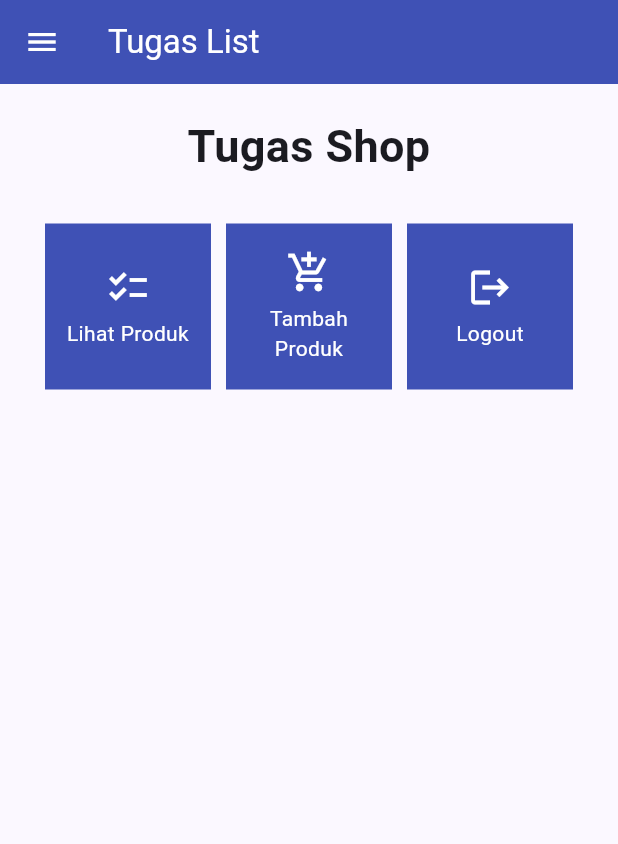
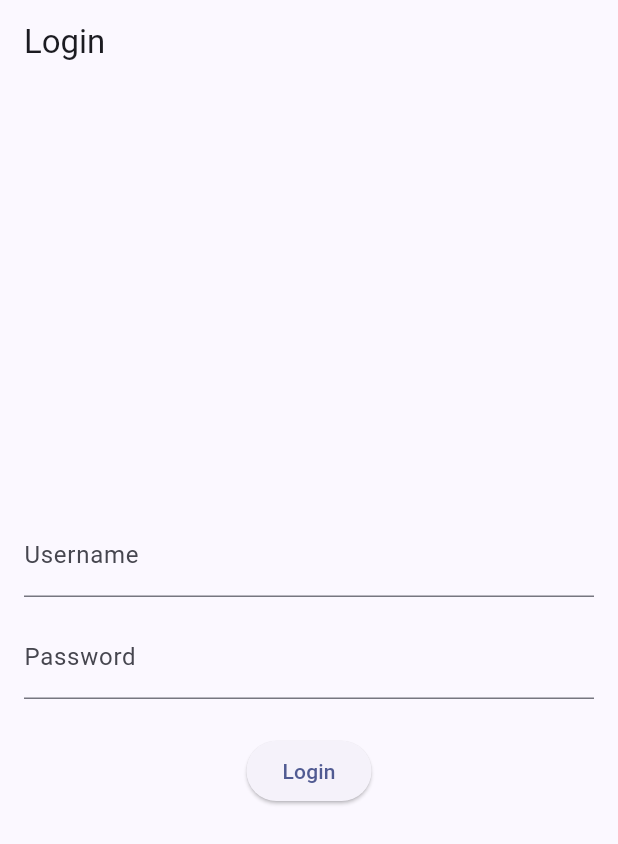
Before and after one commit to irsyadfadh/TugasList-mobile, a Flutter app: the screen it shows after launch, on a phone screen of 412 x 824 dp. Shown: the top 844 px of the screen. Run offline on Flutter 3.47's test engine with Material 2 defaults, Android fonts, the light colour scheme and no system bars; missing offline and left inert: pbp_django_auth.

Commit message:
tugas 9 selesai

```diff
--- a/lib/main.dart
+++ b/lib/main.dart
@@ -1,37 +1,29 @@
 import 'package:flutter/material.dart';
+import 'package:pbp_django_auth/pbp_django_auth.dart';
+import 'package:provider/provider.dart';
+import 'package:tugas_list/screens/login.dart';
 import 'package:tugas_list/screens/menu.dart';
 void main() {
   runApp(const MyApp());
 }
 
 class MyApp extends StatelessWidget {
-  const MyApp({super.key});
+    const MyApp({Key? key}) : super(key: key);
 
-  // This widget is the root of your application.
     @override
     Widget build(BuildContext context) {
-    return MaterialApp(
-      title: 'Flutter Demo',
+        return Provider(
+            create: (_) {
+                CookieRequest request = CookieRequest();
+                return request;
+            },
+            child: MaterialApp(
+                title: 'Flutter App',
                 theme: ThemeData(
-        // This is the theme of your application.
-        //
-        // TRY THIS: Try running your application with "flutter run". You'll see
-        // the application has a blue toolbar. Then, without quitting the app,
-        // try changing the seedColor in the colorScheme below to Colors.green
-        // and then invoke "hot reload" (save your changes or press the "hot
-        // reload" button in a Flutter-supported IDE, or press "r" if you used
-        // the command line to start the app).
-        //
-        // Notice that the counter didn't reset back to zero; the application
-        // state is not lost during the reload. To reset the state, use hot
-        // restart instead.
-        //
-        // This works for code too, not just values: Most code changes can be
-        // tested with just a hot reload.
                     colorScheme: ColorScheme.fromSeed(seedColor: Colors.indigo),
                     useMaterial3: true,
                 ),
-      home: MyHomePage(),
+                home: LoginPage()),
             );
     }
 }
--- /dev/null
+++ b/lib/screens/login.dart
@@ -0,0 +1,114 @@
+import 'package:tugas_list/screens/menu.dart';
+import 'package:flutter/material.dart';
+import 'package:pbp_django_auth/pbp_django_auth.dart';
+import 'package:provider/provider.dart';
+
+void main() {
+    runApp(const LoginApp());
+}
+
+class LoginApp extends StatelessWidget {
+const LoginApp({super.key});
+
+@override
+Widget build(BuildContext context) {
+    return MaterialApp(
+        title: 'Login',
+        theme: ThemeData(
+            primarySwatch: Colors.blue,
+    ),
+    home: const LoginPage(),
+    );
+    }
+}
+
+class LoginPage extends StatefulWidget {
+    const LoginPage({super.key});
+
+    @override
+    _LoginPageState createState() => _LoginPageState();
+}
+
+class _LoginPageState extends State<LoginPage> {
+    final TextEditingController _usernameController = TextEditingController();
+    final TextEditingController _passwordController = TextEditingController();
+
+    @override
+    Widget build(BuildContext context) {
+        final request = context.watch<CookieRequest>();
+        return Scaffold(
+            appBar: AppBar(
+                title: const Text('Login'),
+            ),
+            body: Container(
+                padding: const EdgeInsets.all(16.0),
+                child: Column(
+                    mainAxisAlignment: MainAxisAlignment.center,
+                    children: [
+                        TextField(
+                            controller: _usernameController,
+                            decoration: const InputDecoration(
+                                labelText: 'Username',
+                            ),
+                        ),
+                        const SizedBox(height: 12.0),
+                        TextField(
+                            controller: _passwordController,
+                            decoration: const InputDecoration(
+                                labelText: 'Password',
+                            ),
+                            obscureText: true,
+                        ),
+                        const SizedBox(height: 24.0),
+                        ElevatedButton(
+                            onPressed: () async {
+                                String username = _usernameController.text;
+                                String password = _passwordController.text;
+
+                                // Cek kredensial
+                                // TODO: Ganti URL dan jangan lupa tambahkan trailing slash (/) di akhir URL!
+                                // Untuk menyambungkan Android emulator dengan Django pada localhost,
+                                // gunakan URL http://10.0.2.2/
+                                final response = await request.login("http://<APP_URL_KAMU>/auth/login/", {
+                                'username': username,
+                                'password': password,
+                                });
+
+                                if (request.loggedIn) {
+                                    String message = response['message'];
+                                    String uname = response['username'];
+                                    Navigator.pushReplacement(
+                                        context,
+                                        MaterialPageRoute(builder: (context) => MyHomePage()),
+                                    );
+                                    ScaffoldMessenger.of(context)
+                                        ..hideCurrentSnackBar()
+                                        ..showSnackBar(
+                                            SnackBar(content: Text("$message Selamat datang, $uname.")));
+                                    } else {
+                                    showDialog(
+                                        context: context,
+                                        builder: (context) => AlertDialog(
+                                            title: const Text('Login Gagal'),
+                                            content:
+                                                Text(response['message']),
+                                            actions: [
+                                                TextButton(
+                                                    child: const Text('OK'),
+                                                    onPressed: () {
+                                                        Navigator.pop(context);
+                                                    },
+                                                ),
+                                            ],
+                                        ),
+                                    );
+                                }
+                            },
+                            child: const Text('Login'),
+                        ),
+                    ],
+                ),
+            ),
+        );
+    }
+}
--- a/pubspec.yaml
+++ b/pubspec.yaml
@@ -35,6 +35,9 @@
   # The following adds the Cupertino Icons font to your application.
   # Use with the CupertinoIcons class for iOS style icons.
   cupertino_icons: ^1.0.2
+  provider: ^6.1.1
+  pbp_django_auth: ^0.4.0
+  http: ^1.1.0
 
 dev_dependencies:
   flutter_test:
```
Also changed, not shown: lib/models/product.dart (added, +61 -0 lines), lib/screens/list_product.dart (added, +91 -0 lines), lib/screens/shoplist_form.dart (+35 -29 lines), lib/widgets/left_drawer.dart (+12 -1 lines), lib/widgets/shop_card.dart (+30 -1 lines), pubspec.lock, 3 other files. Lines whose indentation alone changed are shown as unchanged.
